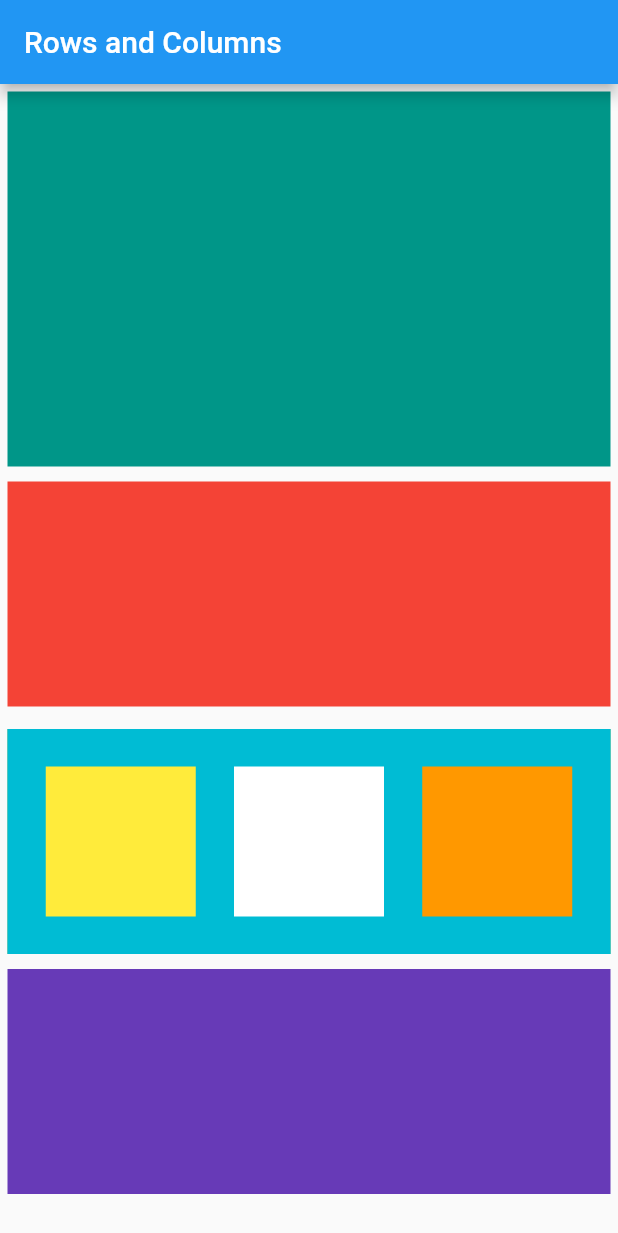
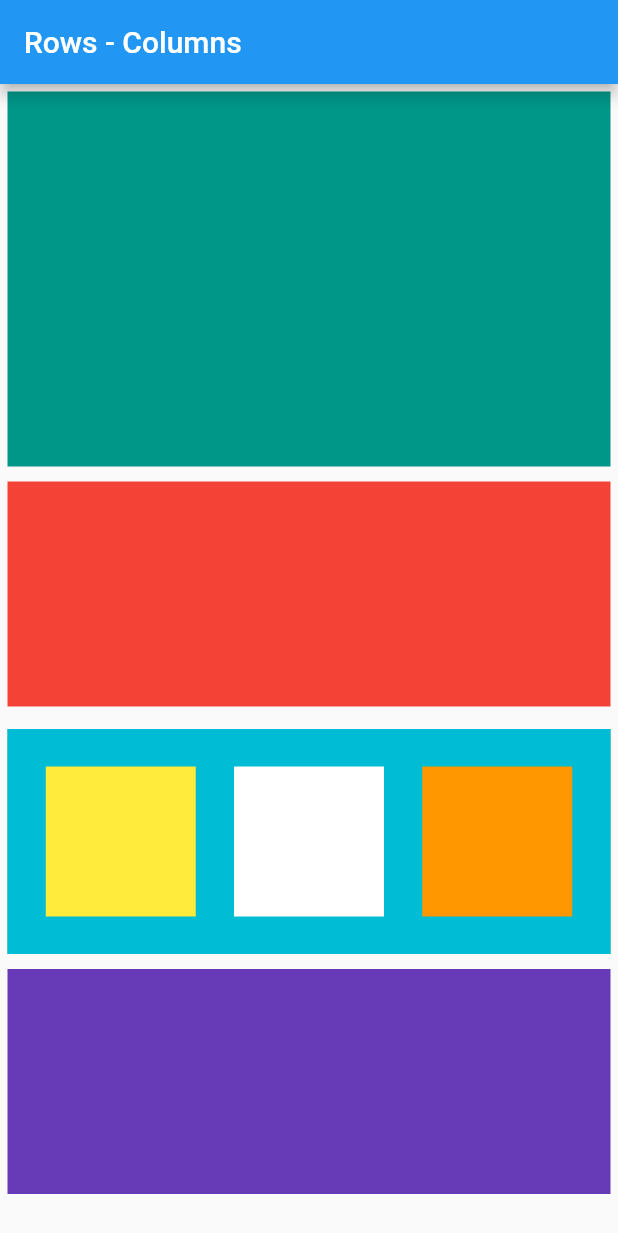
Before and after one commit to Akuthota-Srujana/rows_columns, a Flutter app: the screen it shows after launch, on a phone screen of 412 x 824 dp. Shown: the top 1233 px of the screen. Run offline on Flutter 3.47's test engine with Material 2 defaults, Android fonts, the phone set to English and light mode, and no system bars.

Commit message:
Initial Commit

```diff
--- a/lib/main.dart
+++ b/lib/main.dart
@@ -13,7 +13,7 @@ class _MyAppState extends State<MyApp> {
   Widget build(BuildContext context) {
     return MaterialApp(
       home: Scaffold(
-        appBar: AppBar(title: Text("Rows and Columns")),
+        appBar: AppBar(title: Text("Rows - Columns")),
         body: SingleChildScrollView(
           child: Column(
             mainAxisAlignment: MainAxisAlignment.spaceEvenly,
--- a/pubspec.yaml
+++ b/pubspec.yaml
@@ -12,6 +12,8 @@ description: A new Flutter application.
 # Read more about iOS versioning at
 # https://developer.apple.com/library/archive/documentation/General/Reference/InfoPlistKeyReference/Articles/CoreFoundationKeys.html
 version: 1.0.0+1
+author: Akuthota Srujana<asrujana1999@gmail.com>
+homepage: https://github.com/Akuthota-Srujana/Rows-Columns
 
 environment:
   sdk: ">=2.1.0 <3.0.0"
```
Also changed, not shown: pubspec.lock.
